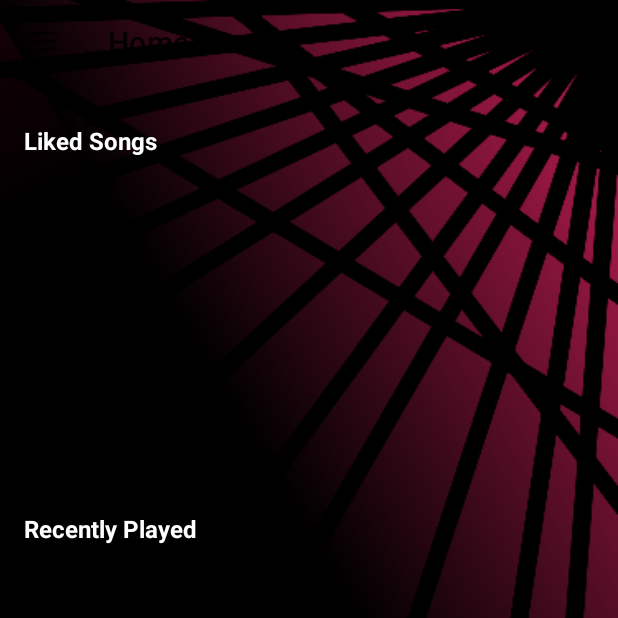
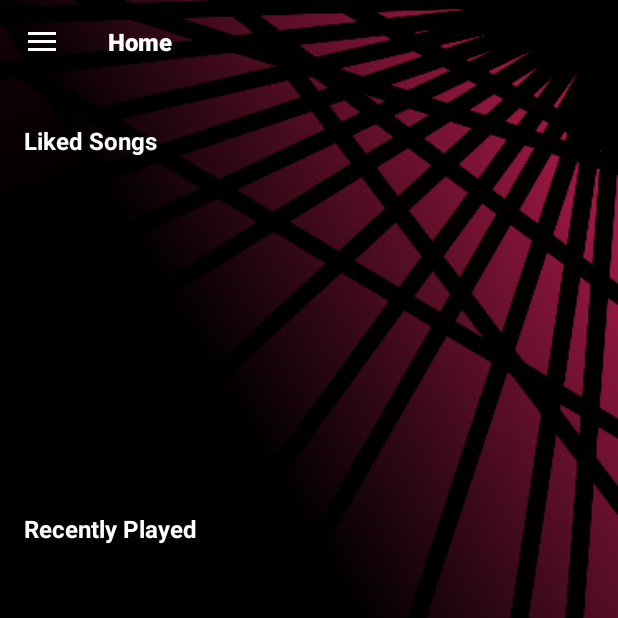
Before and after one commit to MattiaCarolo/Musichino, an Android app: the screen it shows after launch (Home), on a phone screen of 412 x 824 dp, the top half of it. Run offline under Robolectric (Android 15) with nearby library versions, the phone set to English and light mode, and no system bars; our stand-ins replace navigation-ui; libraries missing offline, so code that uses them is left out: com.ultramegasoft.radarchart; 9 statements that could not run were skipped.

```diff
--- a/app/src/main/java/com/unitn/musichino/Home.java
+++ b/app/src/main/java/com/unitn/musichino/Home.java
@@ -44,13 +44,6 @@ public class Home extends AppCompatActivity {
     }
 
     @Override
-    public boolean onCreateOptionsMenu(Menu menu) {
-        // Inflate the menu; this adds items to the action bar if it is present.
-        getMenuInflater().inflate(R.menu.home, menu);
-        return true;
-    }
-
-    @Override
     public boolean onSupportNavigateUp() {
         NavController navController = Navigation.findNavController(this, R.id.nav_host_fragment_content_home);
         return NavigationUI.navigateUp(navController, mAppBarConfiguration)
--- a/app/src/main/res/layout/app_bar_home.xml
+++ b/app/src/main/res/layout/app_bar_home.xml
@@ -20,6 +20,7 @@
         android:id="@+id/toolbar"
         android:layout_width="match_parent"
         android:layout_height="?attr/actionBarSize"
+        style="@style/Base_ToolbarStyle"
         android:background="@null"
         app:popupTheme="@style/Theme.Musichino.PopupOverlay" />
 
--- a/app/src/main/res/layout/fragment_home.xml
+++ b/app/src/main/res/layout/fragment_home.xml
@@ -1,5 +1,6 @@
 <?xml version="1.0" encoding="utf-8"?>
-<androidx.constraintlayout.widget.ConstraintLayout xmlns:android="http://schemas.android.com/apk/res/android"
+<androidx.constraintlayout.widget.ConstraintLayout
+    xmlns:android="http://schemas.android.com/apk/res/android"
     xmlns:app="http://schemas.android.com/apk/res-auto"
     xmlns:tools="http://schemas.android.com/tools"
     android:layout_width="match_parent"
--- a/app/src/main/res/layout/fragment_search.xml
+++ b/app/src/main/res/layout/fragment_search.xml
@@ -24,4 +24,10 @@
         app:layout_constraintEnd_toEndOf="parent"
         app:layout_constraintStart_toStartOf="parent"
         app:layout_constraintTop_toBottomOf="@+id/searchButton" />
+
+    <SearchView
+        android:layout_width="160dp"
+        android:layout_height="78dp"
+        tools:layout_editor_absoluteX="1dp"
+        tools:layout_editor_absoluteY="1dp" />
 </androidx.constraintlayout.widget.ConstraintLayout>
--- a/app/src/main/res/layout/fragment_volume.xml
+++ b/app/src/main/res/layout/fragment_volume.xml
@@ -41,7 +41,7 @@
             app:layout_constraintHeight_percent="0.8"
             app:layout_constraintStart_toStartOf="parent"
             app:layout_constraintTop_toBottomOf="@+id/btn_volumes_title"
-            app:layout_constraintWidth_percent="0.8" />
+            app:layout_constraintWidth_percent="0.95" />
 
 
     </androidx.constraintlayout.widget.ConstraintLayout>
--- a/app/src/main/res/menu/activity_main_drawer.xml
+++ b/app/src/main/res/menu/activity_main_drawer.xml
@@ -9,12 +9,16 @@
             android:icon="@drawable/ic_logo"
             android:title="@string/menu_home" />
         <item
-            android:id="@+id/playlist"
+            android:id="@+id/nav_playlist"
             android:icon="@drawable/ic_menu_gallery"
             android:title="@string/menu_playlist" />
         <item
             android:id="@+id/nav_slideshow"
             android:icon="@drawable/ic_launcher_foreground"
             android:title="@string/action_settings" />
+        <item
+            android:id="@+id/nav_search"
+            android:icon="@drawable/ic_launcher_foreground"
+            android:title="@string/menu_library" />
     </group>
 </menu>
--- a/app/src/main/res/menu/home.xml
+++ /dev/null
@@ -1,9 +0,0 @@
-<?xml version="1.0" encoding="utf-8"?>
-<menu xmlns:android="http://schemas.android.com/apk/res/android"
-    xmlns:app="http://schemas.android.com/apk/res-auto">
-    <item
-        android:id="@+id/action_settings"
-        android:orderInCategory="100"
-        android:title="@string/action_settings"
-        app:showAsAction="never" />
-</menu>
--- a/app/src/main/res/values/styles.xml
+++ b/app/src/main/res/values/styles.xml
@@ -36,4 +36,25 @@
     <item name="windowNoTitle">false</item>
   </style>
 
+    <style name="Base_ToolbarStyle">
+        <item name="popupTheme">@style/ThemeOverlay.AppCompat.Light</item>
+        <item name="android:background">@color/transparent</item>
+        <item name="android:theme">@style/Base_ToolbarTheme</item>
+        <item name="titleTextAppearance">@style/CustomTitleTextAppearance</item>
+    </style>
+
+    <style name="Base_ToolbarTheme">
+        <!-- Color used for the title of the Toolbar - as long as not overridden -->
+        <item name="android:textColorPrimary">@color/white</item>
+        <!-- Used to color back button and three dots -->
+        <item name="android:textColorSecondary">@color/white</item>
+    </style>
+
+    <style name="CustomTitleTextAppearance" parent="TextAppearance.Widget.AppCompat.Toolbar.Title">
+        <item name="android:textSize">16sp</item>
+        <item name="android:textColor">@color/white</item>
+        <item name="android:textStyle">bold</item>
+    </style>
+
+
 </resources>
--- a/app/src/main/res/values/themes.xml
+++ b/app/src/main/res/values/themes.xml
@@ -20,7 +20,11 @@
         <item name="android:statusBarColor">@color/black</item>
     </style>
 
-    <style name="Theme.Musichino.AppBarOverlay" parent="ThemeOverlay.AppCompat.Dark.ActionBar" />
+    <style name="Theme.Musichino.AppBarOverlay" parent="ThemeOverlay.AppCompat.ActionBar">
+        <item name="android:background">@color/transparent</item>
+    </style>
 
-    <style name="Theme.Musichino.PopupOverlay" parent="ThemeOverlay.AppCompat.Light" />
+    <style name="Theme.Musichino.PopupOverlay" parent="ThemeOverlay.AppCompat.Light">
+        <item name="android:textColor">@color/white</item>
+    </style>
 </resources>
```
Also changed, not shown: app/src/main/java/com/unitn/musichino/PlayerActivity.java (+6 -6 lines), app/src/main/java/com/unitn/musichino/adapter/TrackAdapter.java (added, +84 -0 lines), app/src/main/java/com/unitn/musichino/interfaces/ButtonTrackClickListener.java (added, +9 -0 lines), app/src/main/java/com/unitn/musichino/ui/player/Settings/FragmentPlayerSettings.java (+12 -1 lines), app/src/main/java/com/unitn/musichino/ui/player/Settings/SettingsHUDFragment.java (+44 -3 lines), app/src/main/res/layout/fragment_player_hud.xml (+14 -3 lines), app/src/main/res/layout/item_btn_track.xml (added, +14 -0 lines).
